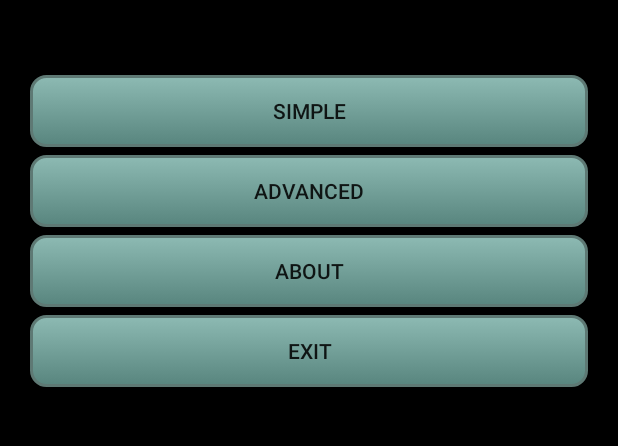
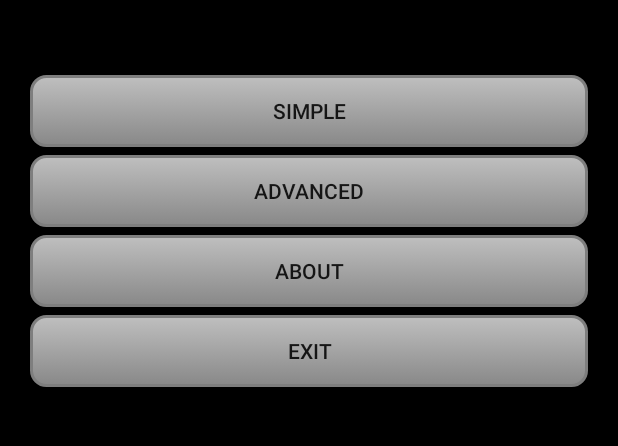
Before and after one commit to konrad0025/CalculatorApp, an Android app: the screen it shows after launch (MainActivity), on a phone screen of 412 x 824 dp, the part 491-937 px from its top. Run offline under Robolectric (Android 15) with nearby library versions, the phone set to English and light mode, and no system bars.

Commit message:
Adjusting button style

```diff
--- a/app/src/main/res/drawable/rounded_corner.xml
+++ b/app/src/main/res/drawable/rounded_corner.xml
@@ -3,22 +3,22 @@
     <item android:state_pressed="true" >
         <shape android:shape="rectangle"  >
             <corners android:radius="10dip" />
-            <stroke android:width="2dip" android:color="#5e7974" />
-            <gradient android:angle="-90" android:startColor="#345953" android:endColor="#689a92"  />
+            <stroke android:width="2dip" android:color="#7E7E7E" />
+            <gradient android:angle="-90" android:startColor="#595959" android:endColor="#A6A6A6"  />
         </shape>
     </item>
     <item android:state_focused="true">
         <shape android:shape="rectangle"  >
             <corners android:radius="10dip" />
-            <stroke android:width="2dip" android:color="#5e7974" />
-            <solid android:color="#58857e"/>
+            <stroke android:width="2dip" android:color="#7E7E7E" />
+            <solid android:color="#888888"/>
         </shape>
     </item>
     <item >
         <shape android:shape="rectangle"  >
             <corners android:radius="10dip" />
-            <stroke android:width="2dip" android:color="#5e7974" />
-            <gradient android:angle="-90" android:startColor="#8dbab3" android:endColor="#58857e" />
+            <stroke android:width="2dip" android:color="#7E7E7E" />
+            <gradient android:angle="-90" android:startColor="#BFBFBF" android:endColor="#888888" />
         </shape>
     </item>
 </selector>
```
